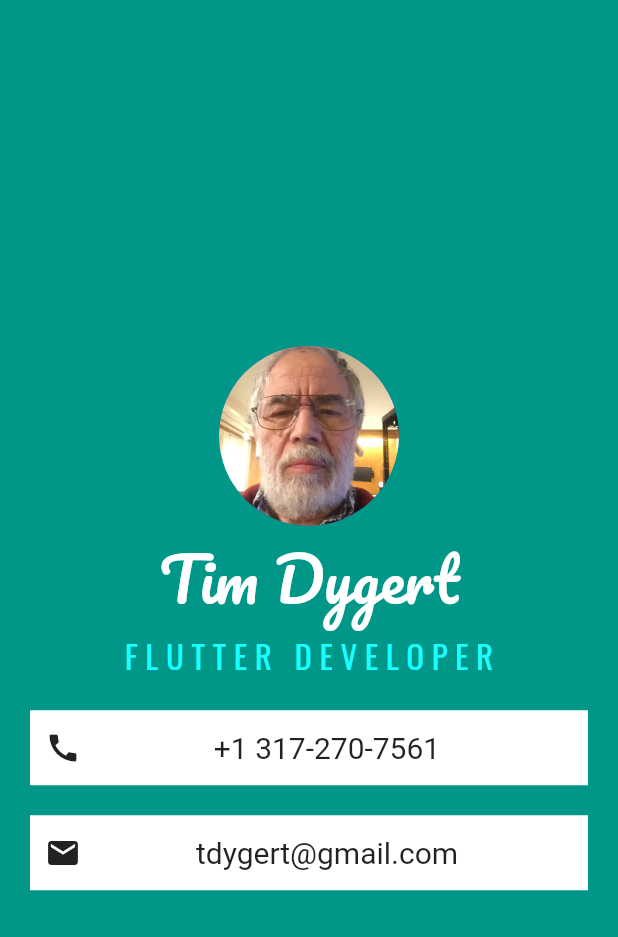
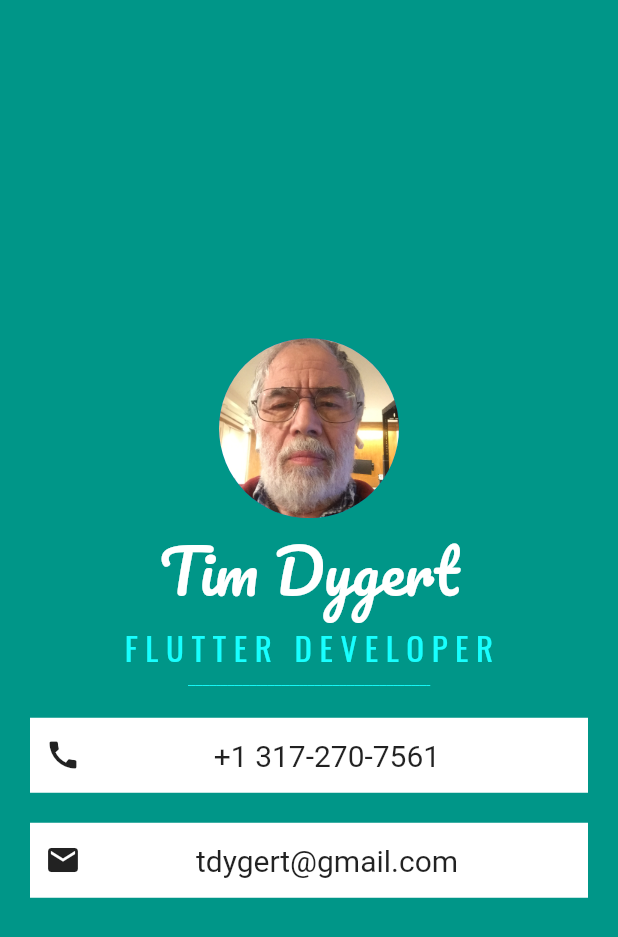
Before and after one commit to tdygert/mi_card_flutter, a Flutter app: the screen it shows after launch, on a phone screen of 412 x 824 dp. Shown: the top 937 px of the screen. Run offline on Flutter 3.47's test engine with Material 2 defaults, Android fonts, the phone set to English and light mode, and no system bars; our stand-ins replace google_fonts.

Commit message:
added underlinen after flutter developer last time I added it was lost when I did merge

```diff
--- a/lib/main.dart
+++ b/lib/main.dart
@@ -47,6 +47,15 @@ class MyApp extends StatelessWidget {
                     'F L U T T E R   D E V E L O P E R',
                     style: GoogleFonts.oswald(
                       fontSize: 22,
+                      color: Colors.cyanAccent,
+                    ),
+                  ),
+                ),
+                Container(
+                  child: Text(
+                    '___________________________________________________________________',
+                    style: GoogleFonts.oswald(
+                      fontSize: 7,
                       color: Colors.cyanAccent,
                     ),
                   ),
```
